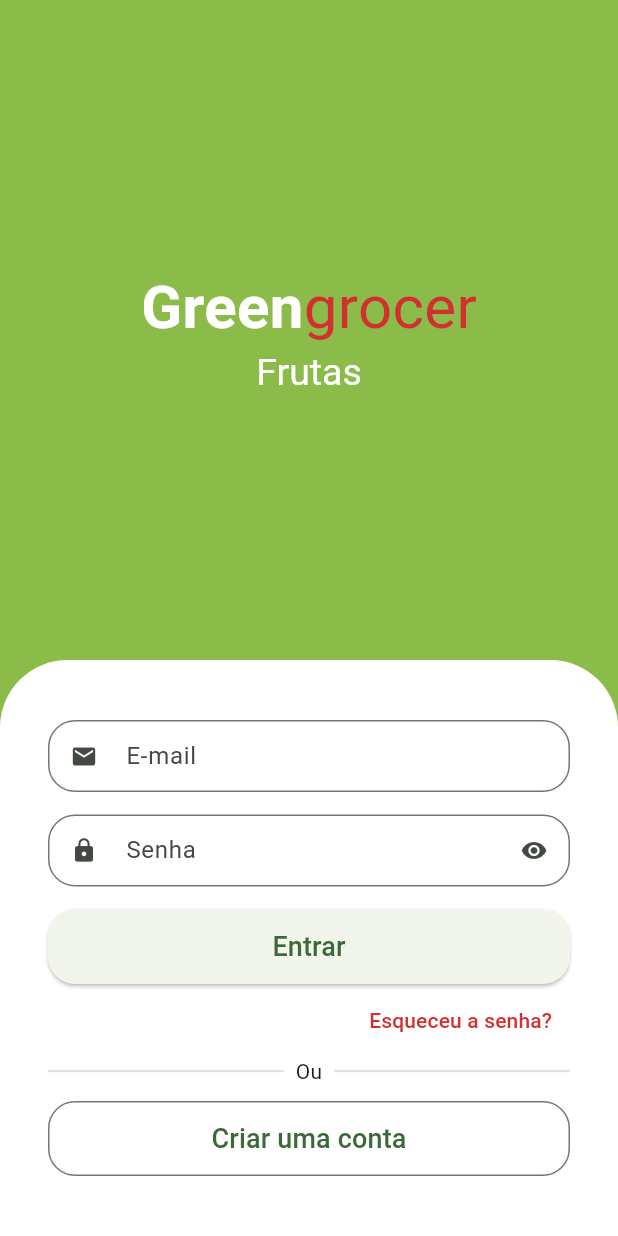
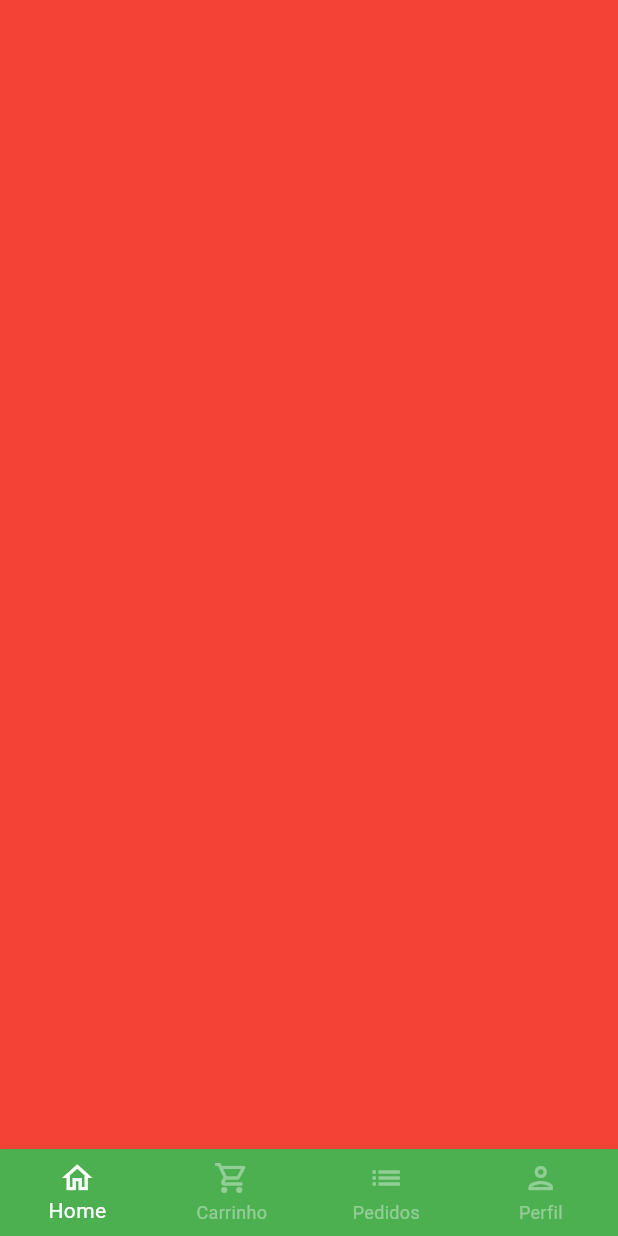
Before and after one commit to michelgm/GreenGrocer, a Flutter app: the screen it shows after launch, after a tap on "Entrar", on a phone screen of 412 x 824 dp. Run offline on Flutter 3.47's test engine with Material 2 defaults, Android fonts, the phone set to English and light mode, and no system bars; drawn by our look-alikes of animated_text_kit; our stand-ins replace mask_text_input_formatter.

Commit message:
Base Screen

```diff
--- a/lib/src/auth/sign_in_screen.dart
+++ b/lib/src/auth/sign_in_screen.dart
@@ -1,6 +1,7 @@
 import 'package:animated_text_kit/animated_text_kit.dart';
 import 'package:flutter/material.dart';
-import 'package:greengrocer/src/auth/config/custom_colors.dart';
+import 'package:greengrocer/src/base/base_screen.dart';
+import 'package:greengrocer/src/config/custom_colors.dart';
 import 'package:greengrocer/src/auth/sign_up_screen.dart';
 
 import 'components/custom_text_field.dart';
@@ -110,7 +111,13 @@ class SignInScreen extends StatelessWidget {
                             borderRadius: BorderRadius.circular(18),
                           ),
                         ),
-                        onPressed: () {},
+                        onPressed: () {
+                          Navigator.of(context).pushReplacement(
+                            MaterialPageRoute(builder: (c) {
+                              return const BaseScreen();
+                            }),
+                          );
+                        },
                         child: const Text(
                           'Entrar',
                           style: TextStyle(
--- a/lib/src/auth/sign_up_screen.dart
+++ b/lib/src/auth/sign_up_screen.dart
@@ -1,6 +1,6 @@
 import 'package:flutter/material.dart';
 import 'package:greengrocer/src/auth/components/custom_text_field.dart';
-import 'package:greengrocer/src/auth/config/custom_colors.dart';
+import 'package:greengrocer/src/config/custom_colors.dart';
 import 'package:mask_text_input_formatter/mask_text_input_formatter.dart';
 
 class SignUpScreen extends StatelessWidget {
--- /dev/null
+++ b/lib/src/base/base_screen.dart
@@ -0,0 +1,60 @@
+import 'package:flutter/material.dart';
+
+class BaseScreen extends StatefulWidget {
+  const BaseScreen({super.key});
+
+  @override
+  State<BaseScreen> createState() => _BaseScreenState();
+}
+
+class _BaseScreenState extends State<BaseScreen> {
+  int currentIndex = 0;
+  final pageController = PageController();
+
+  @override
+  Widget build(BuildContext context) {
+    return Scaffold(
+      body: PageView(
+        physics: const NeverScrollableScrollPhysics(),
+        controller: pageController,
+        children: [
+          Container(color: Colors.red),
+          Container(color: Colors.yellow),
+          Container(color: Colors.blue),
+          Container(color: Colors.purple),
+        ],
+      ),
+      bottomNavigationBar: BottomNavigationBar(
+        currentIndex: currentIndex,
+        onTap: (index) {
+          setState(() {
+            currentIndex = index;
+            pageController.jumpToPage(index);
+          });
+        },
+        type: BottomNavigationBarType.fixed,
+        backgroundColor: Colors.green,
+        selectedItemColor: Colors.white,
+        unselectedItemColor: Colors.white.withAlpha(100),
+        items: const [
+          BottomNavigationBarItem(
+            icon: Icon(Icons.home_outlined),
+            label: "Home",
+          ),
+          BottomNavigationBarItem(
+            icon: Icon(Icons.shopping_cart_outlined),
+            label: "Carrinho",
+          ),
+          BottomNavigationBarItem(
+            icon: Icon(Icons.list),
+            label: "Pedidos",
+          ),
+          BottomNavigationBarItem(
+            icon: Icon(Icons.person_outlined),
+            label: "Perfil",
+          ),
+        ],
+      ),
+    );
+  }
+}
```
Also changed, not shown: lib/src/config/custom_colors.dart (renamed from lib/src/auth/config/custom_colors.dart).
